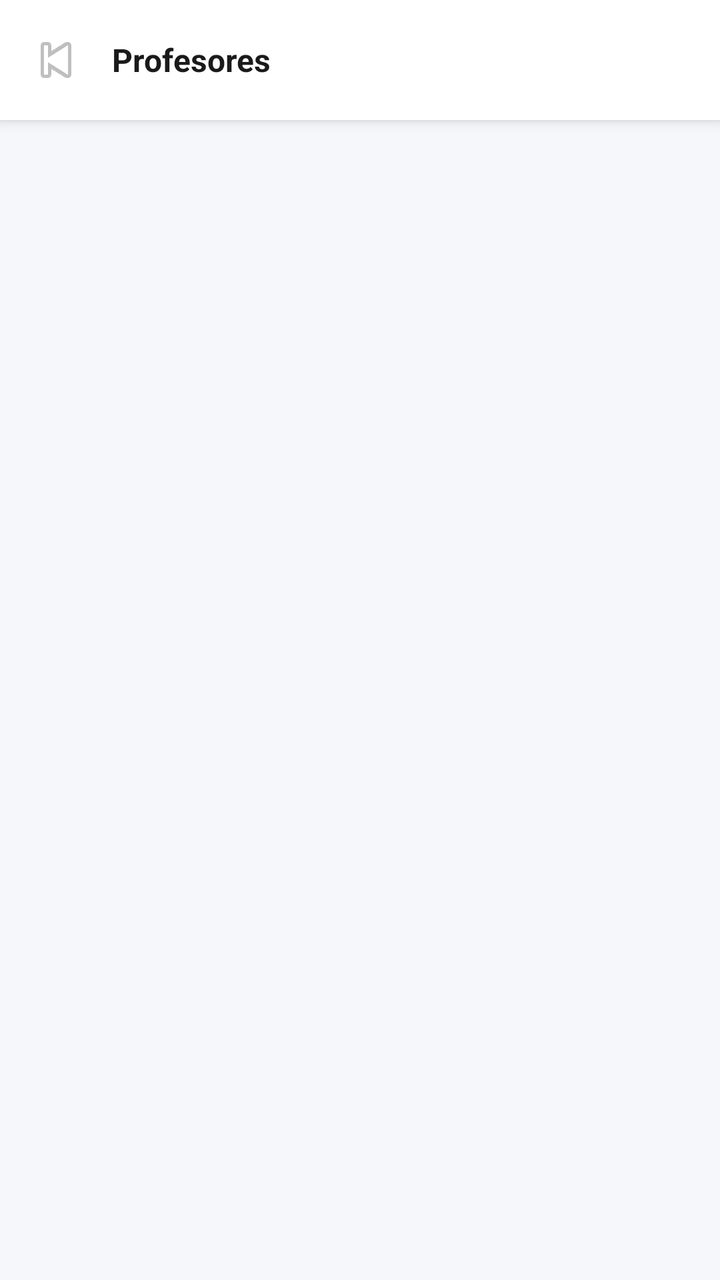
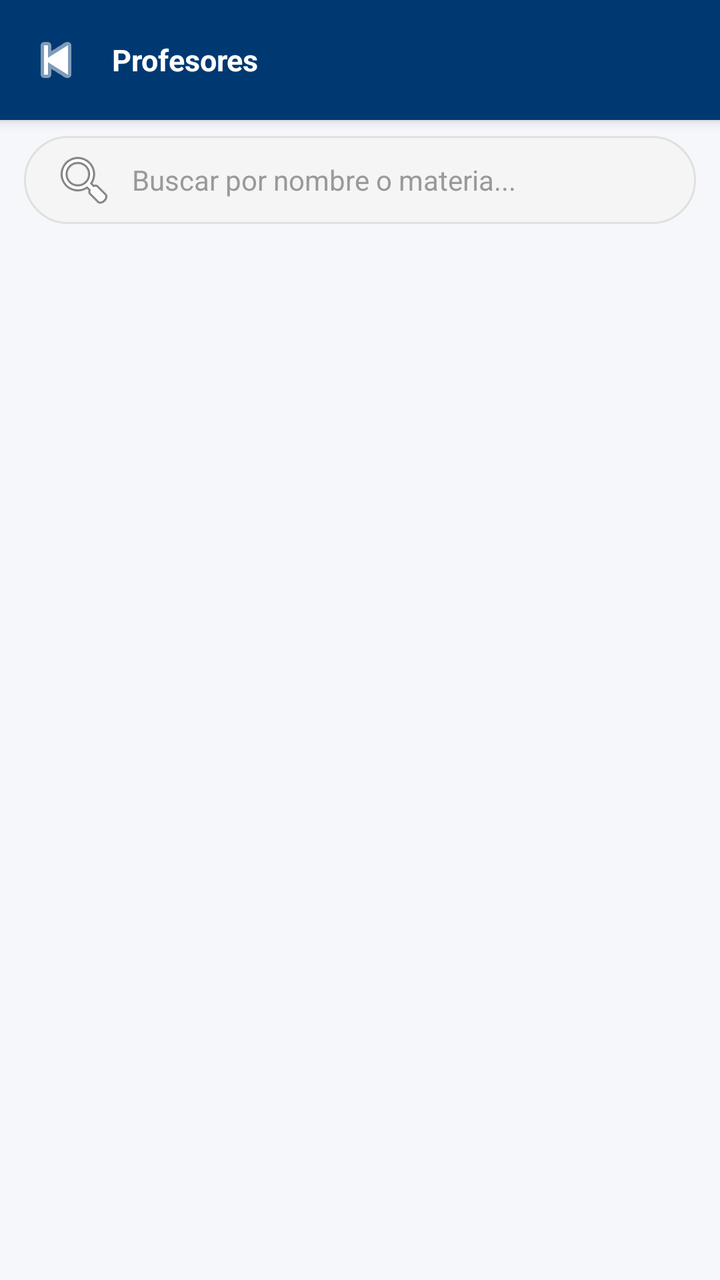

An Android layout rendered at two revisions. The XML below is the earlier revision; the diff shows what the commit changed to produce the second picture.
<!-- AndroidManifest.xml: activity theme Theme.ESCOMAPPCELULAR.Light -->
<!-- res/layout/activity_profesores_lista.xml -->
<?xml version="1.0" encoding="utf-8"?>
<androidx.constraintlayout.widget.ConstraintLayout
    xmlns:android="http://schemas.android.com/apk/res/android"
    xmlns:app="http://schemas.android.com/apk/res-auto"
    android:layout_width="match_parent"
    android:layout_height="match_parent"
    android:background="#F5F7FA">

    
    <LinearLayout
        android:id="@+id/header"
        android:layout_width="0dp"
        android:layout_height="60dp"
        android:orientation="horizontal"
        android:gravity="center_vertical"
        android:paddingStart="8dp"
        android:paddingEnd="16dp"
        android:background="#FFFFFF"
        android:elevation="4dp"
        app:layout_constraintTop_toTopOf="parent"
        app:layout_constraintStart_toStartOf="parent"
        app:layout_constraintEnd_toEndOf="parent">

        <ImageButton
            android:id="@+id/btnBack"
            android:layout_width="40dp"
            android:layout_height="40dp"
            android:src="@android:drawable/ic_media_previous"
            android:background="?attr/selectableItemBackgroundBorderless"/>

        <TextView
            android:id="@+id/tvTituloCarrera"
            android:layout_width="0dp"
            android:layout_height="wrap_content"
            android:layout_weight="1"
            android:text="Profesores"
            android:textStyle="bold"
            android:textSize="16sp"
            android:textColor="#1A1A1A"
            android:layout_marginStart="8dp"/>
    </LinearLayout>

    
    <androidx.recyclerview.widget.RecyclerView
        android:id="@+id/recyclerProfesores"
        android:layout_width="0dp"
        android:layout_height="0dp"
        android:padding="16dp"
        app:layout_constraintTop_toBottomOf="@id/header"
        app:layout_constraintBottom_toBottomOf="parent"
        app:layout_constraintStart_toStartOf="parent"
        app:layout_constraintEnd_toEndOf="parent"/>

</androidx.constraintlayout.widget.ConstraintLayout>
<!-- resources referenced by this layout -->
<resources>
  <style name="Theme.ESCOMAPPCELULAR.Light" parent="Theme.Material3.Light.NoActionBar">
          <item name="colorPrimary">@color/purple_500</item>
          <item name="colorPrimaryVariant">@color/purple_700</item>
          <item name="colorOnPrimary">@android:color/white</item>
      </style>
  <color name="purple_500">#FF6200EE</color>
  <color name="purple_700">#FF3700B3</color>
</resources>

<!-- the commit's change to res/layout/activity_profesores_lista.xml (unified diff, before → after) -->
@@ -15,7 +15,7 @@
         android:gravity="center_vertical"
         android:paddingStart="8dp"
         android:paddingEnd="16dp"
-        android:background="#FFFFFF"
+        android:background="#003972"
         android:elevation="4dp"
         app:layout_constraintTop_toTopOf="parent"
         app:layout_constraintStart_toStartOf="parent"
@@ -26,7 +26,8 @@
             android:layout_width="40dp"
             android:layout_height="40dp"
             android:src="@android:drawable/ic_media_previous"
-            android:background="?attr/selectableItemBackgroundBorderless"/>
+            android:background="?attr/selectableItemBackgroundBorderless"
+            android:tint="#FFFFFF"/>
 
         <TextView
             android:id="@+id/tvTituloCarrera"
@@ -35,18 +36,80 @@
             android:layout_weight="1"
             android:text="Profesores"
             android:textStyle="bold"
-            android:textSize="16sp"
-            android:textColor="#1A1A1A"
+            android:textSize="15sp"
+            android:textColor="#FFFFFF"
             android:layout_marginStart="8dp"/>
     </LinearLayout>
+
+    
+    <LinearLayout
+        android:id="@+id/searchBar"
+        android:layout_width="0dp"
+        android:layout_height="wrap_content"
+        android:orientation="horizontal"
+        android:gravity="center_vertical"
+        android:paddingStart="12dp"
+        android:paddingEnd="12dp"
+        android:paddingTop="8dp"
+        android:paddingBottom="8dp"
+        android:background="#F5F7FA"
+        app:layout_constraintTop_toBottomOf="@id/header"
+        app:layout_constraintStart_toStartOf="parent"
+        app:layout_constraintEnd_toEndOf="parent">
+
+        <EditText
+            android:id="@+id/etBuscar"
+            android:layout_width="0dp"
+            android:layout_height="44dp"
+            android:layout_weight="1"
+            android:hint="Buscar por nombre o materia..."
+            android:textSize="14sp"
+            android:textColor="#1A1A1A"
+            android:textColorHint="#999999"
+            android:background="@drawable/bg_search_bar"
+            android:paddingStart="14dp"
+            android:paddingEnd="40dp"
+            android:inputType="text"
+            android:imeOptions="actionSearch"
+            android:singleLine="true"
+            android:drawableStart="@android:drawable/ic_menu_search"
+            android:drawablePadding="8dp"/>
+
+        <ImageButton
+            android:id="@+id/btnLimpiar"
+            android:layout_width="36dp"
+            android:layout_height="36dp"
+            android:src="@android:drawable/ic_menu_close_clear_cancel"
+            android:background="?attr/selectableItemBackgroundBorderless"
+            android:layout_marginStart="4dp"
+            android:visibility="gone"
+            android:contentDescription="Limpiar"/>
+    </LinearLayout>
+
+    
+    <TextView
+        android:id="@+id/tvResultados"
+        android:layout_width="0dp"
+        android:layout_height="wrap_content"
+        android:paddingStart="16dp"
+        android:paddingEnd="16dp"
+        android:paddingTop="2dp"
+        android:paddingBottom="2dp"
+        android:textSize="12sp"
+        android:textColor="#888888"
+        android:visibility="gone"
+        app:layout_constraintTop_toBottomOf="@id/searchBar"
+        app:layout_constraintStart_toStartOf="parent"
+        app:layout_constraintEnd_toEndOf="parent"/>
 
     
     <androidx.recyclerview.widget.RecyclerView
         android:id="@+id/recyclerProfesores"
         android:layout_width="0dp"
         android:layout_height="0dp"
-        android:padding="16dp"
-        app:layout_constraintTop_toBottomOf="@id/header"
+        android:clipToPadding="false"
+        android:paddingBottom="8dp"
+        app:layout_constraintTop_toBottomOf="@id/tvResultados"
         app:layout_constraintBottom_toBottomOf="parent"
         app:layout_constraintStart_toStartOf="parent"
         app:layout_constraintEnd_toEndOf="parent"/>
<!-- resource entries referenced after the edit -->
@@ -1,5 +1,12 @@
 <!-- resources referenced by this layout -->
 <resources>
+  <!-- drawable bg_search_bar (drawable) -->
+  <?xml version="1.0" encoding="utf-8"?>
+  <shape xmlns:android="http://schemas.android.com/apk/res/android">
+      <solid android:color="#F5F5F5" />
+      <corners android:radius="24dp" />
+      <stroke android:width="1dp" android:color="#E0E0E0" />
+  </shape>
   <style name="Theme.ESCOMAPPCELULAR.Light" parent="Theme.Material3.Light.NoActionBar">
           <item name="colorPrimary">@color/purple_500</item>
           <item name="colorPrimaryVariant">@color/purple_700</item>
